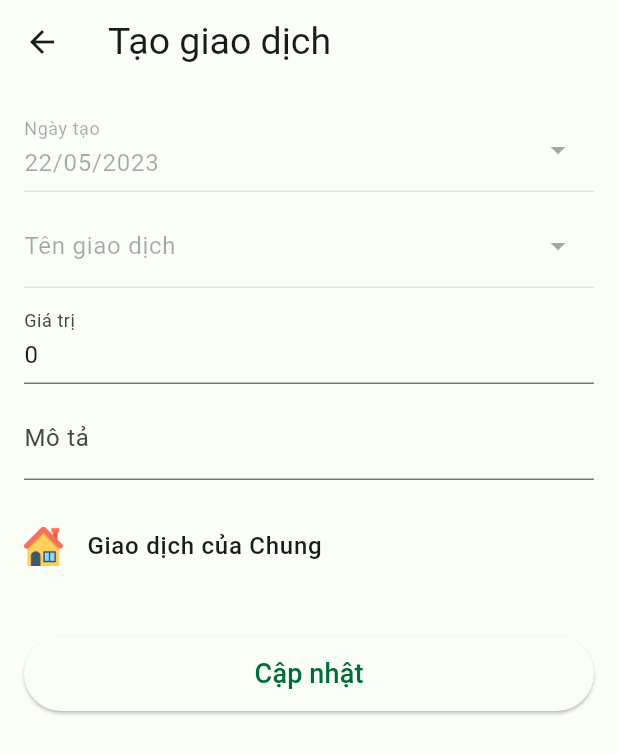
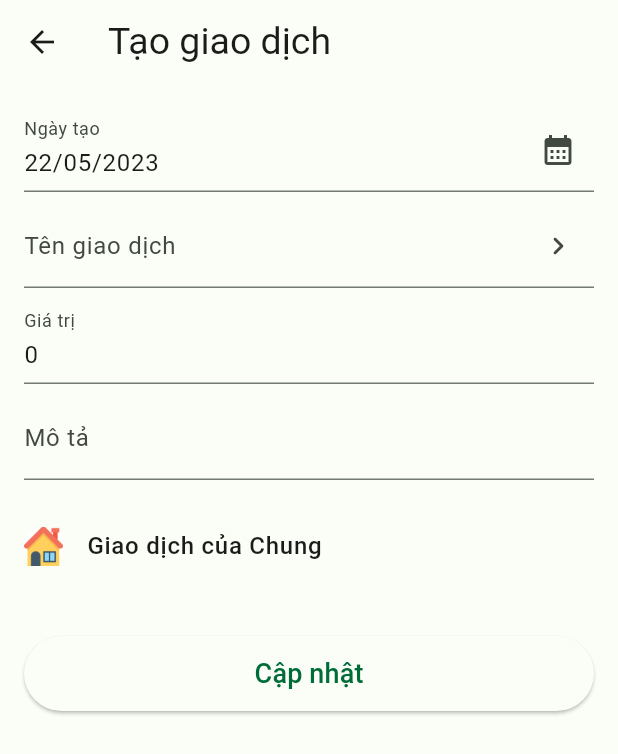
Before and after one commit to ThanhPhungTien/Money, a Flutter app: the CreateTransactionPage screen opened by its route, on a phone screen of 412 x 824 dp. Shown: the top 754 px of the screen. Run offline on Flutter 3.47's test engine with Material 2 defaults, Android fonts, the phone set to English and light mode, and no system bars; our stand-ins replace another_flushbar, bloc, cloud_firestore, connectivity_plus, equatable, firebase_core and 9 more; missing offline and left inert: lunar_calendar_converter_new; accounts and stored records are empty.

```diff
--- a/lib/pages/create_transaction/create_transaction_page.dart
+++ b/lib/pages/create_transaction/create_transaction_page.dart
@@ -41,9 +41,8 @@ class _CreateTransactionPageState extends State<CreateTransactionPage> {
 
   final moneyFormat = CurrencyInputFormatter(
       thousandSeparator: ThousandSeparator.Comma,
-    mantissaLength:  0,
-    trailingSymbol: ''
-  );
+      mantissaLength: 0,
+      trailingSymbol: '');
 
   @override
   void initState() {
@@ -102,9 +101,6 @@ class _CreateTransactionPageState extends State<CreateTransactionPage> {
           },
           builder: (context, state) {
             if (state is CreateTransactionStateGotData) {
-
-              log('CreateTransactionStateGotData ${state.dateTime}');
-
               dateTEC.text = convertTime(
                 'dd/MM/yyyy',
                 state.dateTime.millisecondsSinceEpoch,
@@ -116,28 +112,27 @@ class _CreateTransactionPageState extends State<CreateTransactionPage> {
                 child: ListView(
                   padding: const EdgeInsets.all(16),
                   children: [
-                    GestureDetector(
-                      onTap: () => openDateSelector(state.dateTime),
-                      behavior: HitTestBehavior.translucent,
-                      child: TextFormField(
+                    TextFormField(
                       controller: dateTEC,
-                        // readOnly: true,
-                        decoration: const InputDecoration(
+                      readOnly: true,
+                      decoration: InputDecoration(
                         labelText: 'Ngày tạo',
-                          enabled: false,
-                          suffixIcon: Icon(Icons.arrow_drop_down),
+                        suffixIcon: IconButton(
+                          icon: const Icon(Icons.calendar_month),
+                          onPressed: () => openDateSelector(state.dateTime),
                         ),
                       ),
                     ),
                     const SizedBox(height: 8),
-                    GestureDetector(
-                      onTap: openGroupSelector,
-                      child: TextFormField(
+                    TextFormField(
                       controller: nameTEC,
-                        decoration: const InputDecoration(
+                      readOnly: true,
+                      decoration: InputDecoration(
                         labelText: 'Tên giao dịch',
-                          enabled: false,
-                          suffixIcon: Icon(Icons.arrow_drop_down),
+                        suffixIcon: IconButton(
+                          icon: const Icon(Icons.navigate_next_rounded),
+                          onPressed: openGroupSelector,
+                        ),
                       ),
                       validator: (text) {
                         if (text == null || text.isEmpty) {
@@ -146,16 +141,11 @@ class _CreateTransactionPageState extends State<CreateTransactionPage> {
                         return null;
                       },
                     ),
-                    ),
                     const SizedBox(height: 8),
                     TextFormField(
                       controller: valueTEC,
                       decoration: const InputDecoration(labelText: 'Giá trị'),
                       inputFormatters: [moneyFormat],
-                      onChanged: (text) {
-                        log('text $text');
-                      },
-
                       validator: (text) {
                         if (text == null ||
                             text.isEmpty ||
@@ -218,7 +208,6 @@ class _CreateTransactionPageState extends State<CreateTransactionPage> {
   }
 
   openDateSelector(DateTime initialDate) async {
-    log('init date $initialDate');
     DateTime dateNow = DateTime.now();
     dynamic result = await showDatePicker(
       context: context,
--- a/lib/pages/report/report_page.dart
+++ b/lib/pages/report/report_page.dart
@@ -161,7 +161,10 @@ class _ReportPageState extends State<ReportPage> {
                               ) =>
                                   BarTooltipItem(
                                 moneyFormat(rod.toY.toInt() + 1000),
-                                textTheme.labelMedium!,
+                                textTheme.labelMedium!.copyWith(
+                                  color: Colors.white,
+                                ),
+                                textAlign: TextAlign.center,
                               ),
                             ),
                           ),
```
Also changed, not shown: lib/pages/home/home_page.dart (+34 -2 lines), 1 other file. Lines whose indentation alone changed are shown as unchanged.
